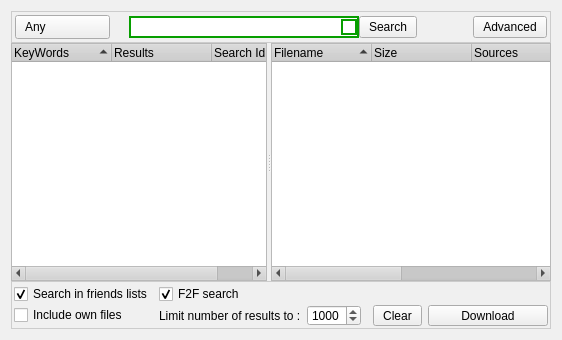
This is retroshare-gui/src/gui/SearchDialog.ui in RetroShare/RetroShare as Qt 5 draws it before an edit. The edited form follows.
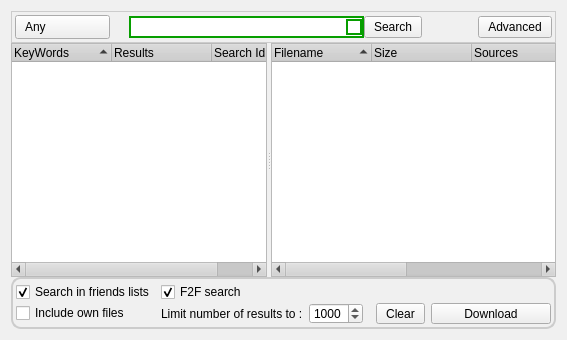
This is the edited form. Icons and pictures are not drawn. Custom widgets are drawn as their Qt base class.

Diff of the .ui file:
```diff
--- a/retroshare-gui/src/gui/SearchDialog.ui
+++ b/retroshare-gui/src/gui/SearchDialog.ui
@@ -6,7 +6,7 @@
    <rect>
     <x>0</x>
     <y>0</y>
-    <width>559</width>
+    <width>567</width>
     <height>340</height>
    </rect>
   </property>
@@ -1042,15 +1042,15 @@
      <property name="maximumSize">
       <size>
        <width>16777215</width>
-       <height>48</height>
+       <height>52</height>
       </size>
      </property>
      <property name="styleSheet">
       <string notr="true">QFrame#frame_3{ 
 background-color: qlineargradient(x1:0, y1:0, x2:0, y2:1,
 stop:0 #FEFEFE, stop:1 #E8E8E8);
-
-border: 1px solid #CCCCCC;}</string>
+border-radius: 10px;
+border: 2px solid #CCCCCC;}</string>
      </property>
      <layout class="QGridLayout" name="gridLayout_2">
       <property name="horizontalSpacing">
@@ -1060,7 +1060,7 @@
        <number>1</number>
       </property>
       <property name="margin">
-       <number>2</number>
+       <number>3</number>
       </property>
       <item row="0" column="0">
        <widget class="QCheckBox" name="_friendListsearch_SB">
```
